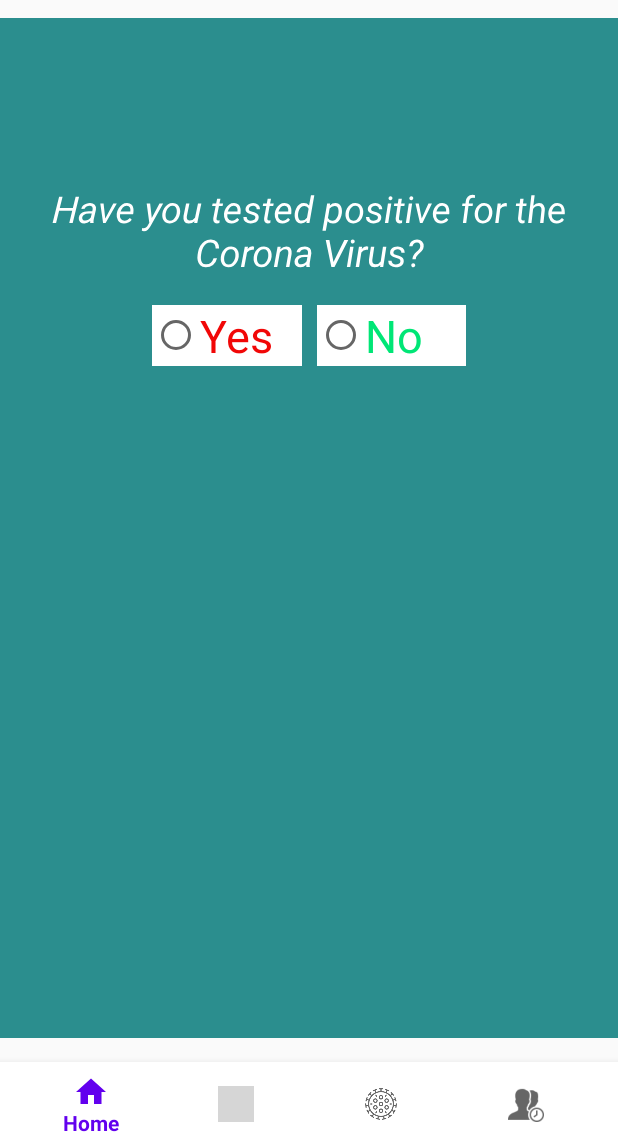
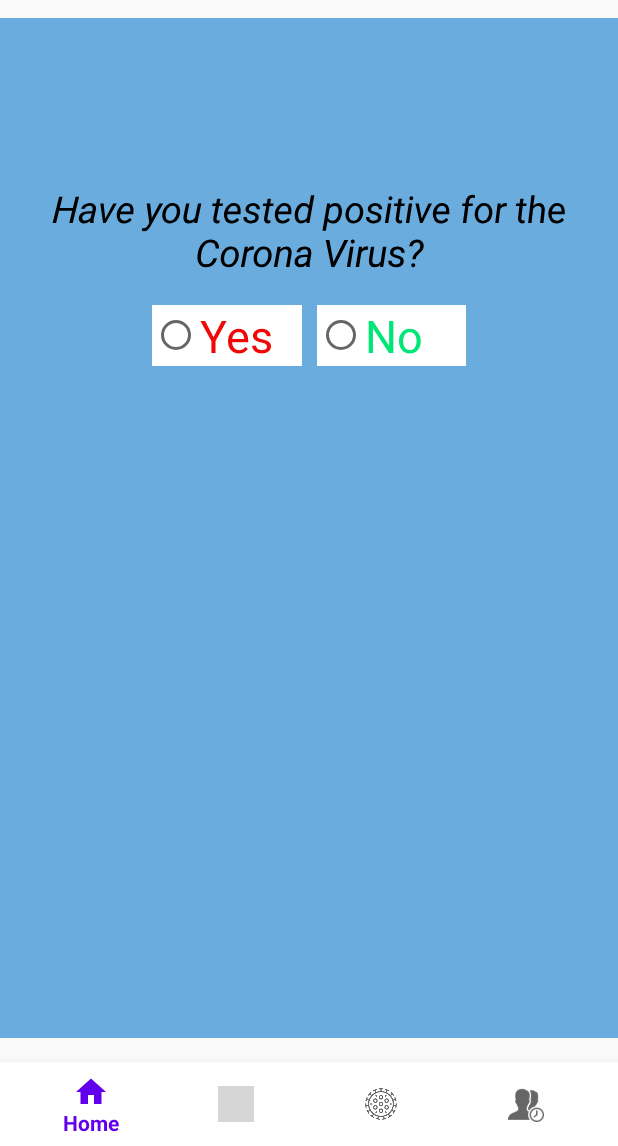
Before and after one commit to Hackme12/CovidCare, an Android app: the fragment fragment_buttom_status placed in its activity, on a phone screen of 412 x 824 dp, the part 90-1236 px from its top. Run offline under Robolectric (Android 15) with nearby library versions, the phone set to English and light mode, and no system bars; grey boxes are pictures that could not be loaded.

Commit message:
initial commit

```diff
--- a/app/src/main/java/com/example/covidcare/Login.java
+++ b/app/src/main/java/com/example/covidcare/Login.java
@@ -111,7 +111,7 @@ public class Login extends AppCompatActivity {
 
        // Button submit = view.findViewById(R.id.submitBtn);
 
-        builder.setPositiveButton("                                         SUBMIT", new DialogInterface.OnClickListener() {
+        builder.setPositiveButton("SUBMIT                                       ", new DialogInterface.OnClickListener() {
             @Override
             public void onClick(DialogInterface dialogInterface, int i) {
 
--- a/app/src/main/res/layout/fragment_bottom_status.xml
+++ b/app/src/main/res/layout/fragment_bottom_status.xml
@@ -3,7 +3,7 @@
     xmlns:tools="http://schemas.android.com/tools"
     android:layout_width="match_parent"
     android:layout_height="match_parent"
-    android:background="#2B8E8E"
+    android:background="#69ACDD"
     android:layoutMode="clipBounds"
     tools:context=".fragment_buttom_status">
 
@@ -23,7 +23,7 @@
         android:rotationX="9"
         android:text="@string/_status"
         android:textAlignment="center"
-        android:textColor="#FFFFFF"
+        android:textColor="#000000"
         android:textSize="25dp"
         android:textStyle="italic"
         android:typeface="normal"
@@ -77,7 +77,7 @@
         android:rotationX="9"
         android:text="@string/_volunteer"
         android:textAlignment="center"
-        android:textColor="#FFFFFF"
+        android:textColor="#000000"
         android:textSize="25dp"
         android:textStyle="italic"
         android:typeface="normal"
@@ -119,6 +119,7 @@
         android:id="@+id/btn_status_next"
         android:layout_width="100dp"
         android:layout_height="50dp"
+
         android:layout_alignParentEnd="true"
         android:layout_alignParentBottom="true"
         android:layout_centerHorizontal="true"
@@ -126,7 +127,7 @@
         android:layout_marginBottom="153dp"
         android:background="@drawable/whitebuttonlayout"
         android:text="Next"
-        android:textColor="#FFFFFF" />
+        android:textColor="#000000" />
 
 
 </RelativeLayout>
```
